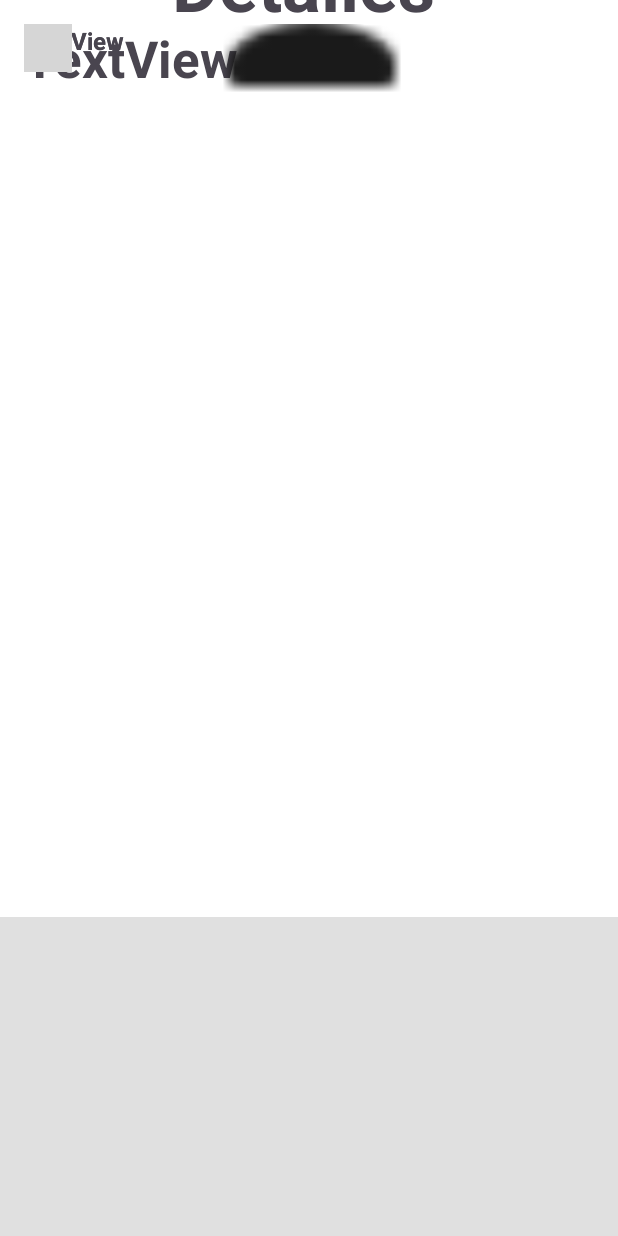
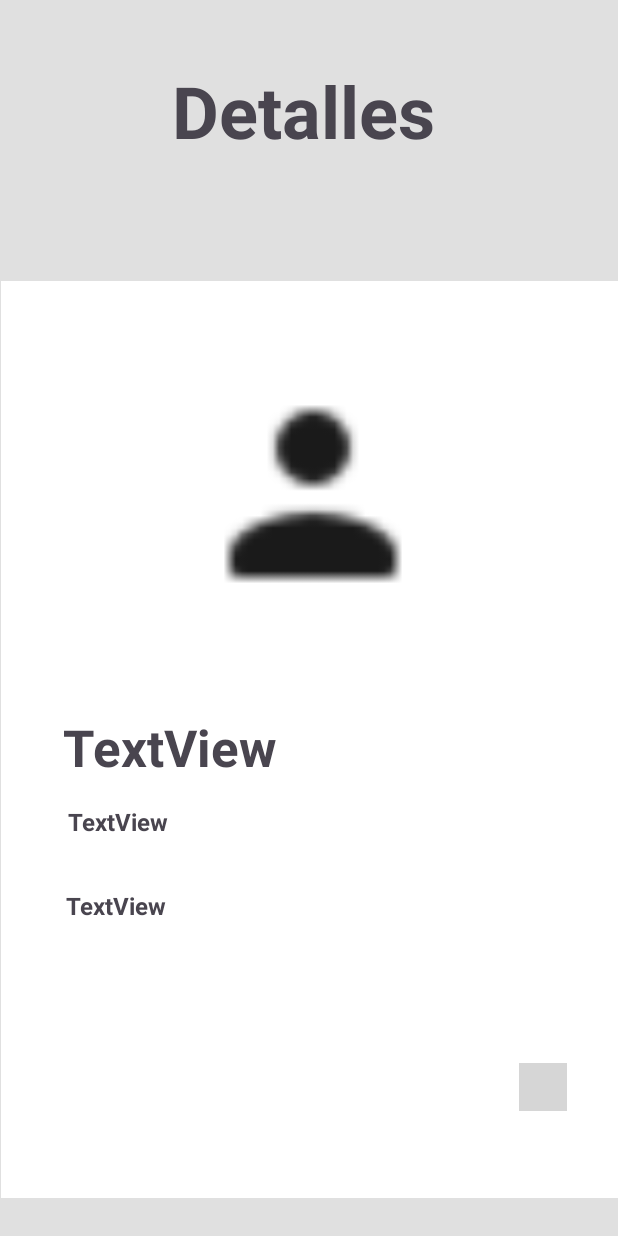
Before and after one commit to baldFamous/search-food-truck, an Android app built with Jetpack Compose: the Details_activity screen opened directly, with no data from a screen before it, on a phone screen of 412 x 824 dp. Run offline under Robolectric (Android 15) with nearby library versions, the phone set to English and light mode, and no system bars; our stand-ins replace Firebase (no records; nobody signed in at launch, a user with empty details on screens opened directly); libraries missing offline, so code that uses them is left out: com.github.clans.fab; plain views replace FloatingActionMenu; 3 statements that could not run were skipped; grey boxes are pictures that could not be loaded.

Commit message:
arreglo acceder cardview

```diff
--- a/app/src/main/java/Food/Truck/activities/Details_activity.java
+++ b/app/src/main/java/Food/Truck/activities/Details_activity.java
@@ -39,14 +39,19 @@ public class Details_activity extends AppCompatActivity {
         DetailsFT =findViewById(R.id.txtDescripcionFT);
         TelefonoFT =findViewById(R.id.txtTelefono);
         deleteBT = findViewById(R.id.idftEliminar);
+
+
         Bundle bundle = getIntent().getExtras();
-        if (bundle != null){
-            DetailsFT.setText(bundle.getString("Descripcion"));
-            NombreFT.setText(bundle.getString("Nombre"));
-            key = bundle.getString("key");
-            imageUrl = bundle.getString("Image");
-            Glide.with(this).load(bundle.getString("Image")).into(imagen);
+        ImageView imageView = findViewById(R.id.imageView);
+        String imageUrl = bundle.getString("Image");
 
+        if (imageUrl != null && !imageUrl.isEmpty()) {
+            Glide.with(this)
+                    .load(imageUrl)
+                    .into(imageView);
+        } else {
+            // Si la URL es null, puedes establecer una imagen por defecto.
+            imageView.setImageResource(R.drawable.user);
         }
         deleteBT.setOnClickListener(new View.OnClickListener() {
             @Override
--- a/app/src/main/res/layout/details_foodtruck.xml
+++ b/app/src/main/res/layout/details_foodtruck.xml
@@ -11,42 +11,64 @@
         android:id="@+id/constraintLayout"
         android:layout_width="412dp"
         android:layout_height="611dp"
+        android:layout_marginStart="1dp"
+        android:layout_marginTop="18dp"
         android:background="#FFFFFF"
         android:orientation="vertical"
         android:padding="16dp"
-        tools:ignore="MissingConstraints"
-        tools:layout_editor_absoluteX="1dp"
-        tools:layout_editor_absoluteY="121dp">
+        app:layout_constraintBottom_toBottomOf="parent"
+        app:layout_constraintEnd_toEndOf="parent"
+        app:layout_constraintStart_toStartOf="parent"
+        app:layout_constraintTop_toBottomOf="@+id/txtDetalles"
+        tools:ignore="MissingConstraints">
 
         <TextView
             android:id="@+id/txtTelefono"
-            android:layout_width="match_parent"
-            android:layout_height="88dp"
+            android:layout_width="325dp"
+            android:layout_height="52dp"
+            android:layout_marginStart="16dp"
+            android:layout_marginTop="12dp"
+            android:layout_marginEnd="16dp"
+            android:layout_marginBottom="31dp"
             android:text="TextView"
             android:textSize="16sp"
             android:textStyle="bold"
-            tools:layout_editor_absoluteX="16dp"
-            tools:layout_editor_absoluteY="346dp" />
+            app:layout_constraintBottom_toBottomOf="parent"
+            app:layout_constraintEnd_toEndOf="parent"
+            app:layout_constraintHorizontal_bias="0.49"
+            app:layout_constraintStart_toStartOf="parent"
+            app:layout_constraintTop_toBottomOf="@+id/txtDescripcionFT"
+            app:layout_constraintVertical_bias="0.023" />
 
         <TextView
             android:id="@+id/txtDescripcionFT"
-            android:layout_width="match_parent"
-            android:layout_height="88dp"
+            android:layout_width="323dp"
+            android:layout_height="41dp"
+            android:layout_marginStart="16dp"
+            android:layout_marginTop="16dp"
+            android:layout_marginEnd="16dp"
             android:text="TextView"
             android:textSize="16sp"
             android:textStyle="bold"
-            tools:layout_editor_absoluteX="16dp"
-            tools:layout_editor_absoluteY="242dp" />
+            app:layout_constraintEnd_toEndOf="parent"
+            app:layout_constraintStart_toStartOf="parent"
+            app:layout_constraintTop_toBottomOf="@+id/txtNombreFT" />
 
         <TextView
             android:id="@+id/txtNombreFT"
-            android:layout_width="match_parent"
-            android:layout_height="88dp"
+            android:layout_width="329dp"
+            android:layout_height="45dp"
+            android:layout_marginStart="16dp"
+            android:layout_marginTop="10dp"
+            android:layout_marginEnd="16dp"
+            android:layout_marginBottom="16dp"
             android:text="TextView"
             android:textSize="34sp"
             android:textStyle="bold"
-            tools:layout_editor_absoluteX="16dp"
-            tools:layout_editor_absoluteY="149dp" />
+            app:layout_constraintBottom_toTopOf="@+id/txtDescripcionFT"
+            app:layout_constraintEnd_toEndOf="parent"
+            app:layout_constraintStart_toStartOf="parent"
+            app:layout_constraintTop_toBottomOf="@+id/imageView" />
 
         <ImageView
             android:id="@+id/imageView"
@@ -69,10 +91,16 @@
             android:layout_height="wrap_content"
             android:layout_alignParentEnd="true"
             android:layout_alignParentBottom="true"
+            android:layout_marginStart="320dp"
+            android:layout_marginTop="52dp"
+            android:layout_marginEnd="9dp"
+            android:layout_marginBottom="30dp"
             android:clickable="true"
             android:visibility="visible"
-            tools:layout_editor_absoluteX="304dp"
-            tools:layout_editor_absoluteY="493dp">
+            app:layout_constraintBottom_toBottomOf="parent"
+            app:layout_constraintEnd_toEndOf="parent"
+            app:layout_constraintStart_toStartOf="parent"
+            app:layout_constraintTop_toBottomOf="@+id/txtTelefono">
 
             <com.github.clans.fab.FloatingActionMenu
                 android:id="@+id/idftEliminar"
```
